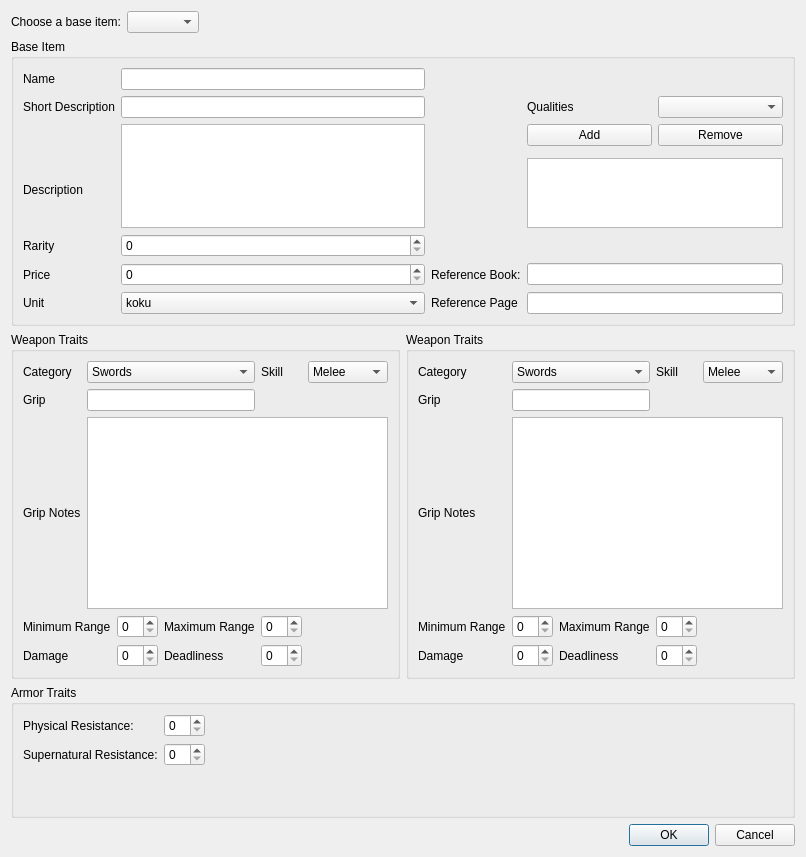
This is ui/additemdialog.ui in dashnine/PaperBlossoms as Qt 5 draws it before an edit. The edited form follows.
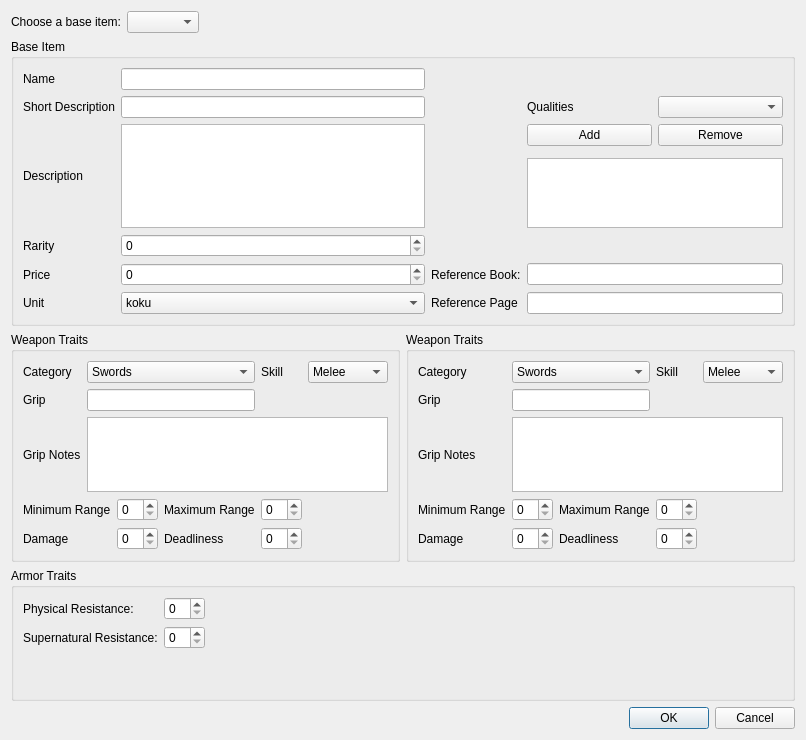
This is the edited form.

Commit message: UI Adjustments to reduce the minimum window size required for the application.  Main window down to 754 (largest in the app). Resolves #4

```diff
--- a/ui/additemdialog.ui
+++ b/ui/additemdialog.ui
@@ -6,8 +6,8 @@
    <rect>
     <x>0</x>
     <y>0</y>
-    <width>725</width>
-    <height>819</height>
+    <width>749</width>
+    <height>693</height>
    </rect>
   </property>
   <property name="sizePolicy">
@@ -20,6 +20,9 @@
    <string>Add Item</string>
   </property>
   <layout class="QVBoxLayout" name="verticalLayout">
+   <property name="sizeConstraint">
+    <enum>QLayout::SetMinimumSize</enum>
+   </property>
    <item>
     <layout class="QHBoxLayout" name="horizontalLayout_2">
      <item>
@@ -124,13 +127,6 @@
         </property>
        </widget>
       </item>
-      <item row="4" column="0" rowspan="2">
-       <widget class="QLabel" name="label_2">
-        <property name="text">
-         <string>Description</string>
-        </property>
-       </widget>
-      </item>
       <item row="6" column="1">
        <widget class="QSpinBox" name="rarity_spinBox"/>
       </item>
@@ -180,6 +176,13 @@
       <item row="3" column="1" rowspan="3">
        <widget class="QTextEdit" name="desc_textEdit"/>
       </item>
+      <item row="3" column="0" rowspan="3">
+       <widget class="QLabel" name="label_2">
+        <property name="text">
+         <string>Description</string>
+        </property>
+       </widget>
+      </item>
      </layout>
     </widget>
    </item>
@@ -307,7 +310,20 @@
          </widget>
         </item>
         <item row="2" column="1" colspan="5">
-         <widget class="QTextEdit" name="grip1_notes_textEdit"/>
+         <widget class="QTextEdit" name="grip1_notes_textEdit">
+          <property name="sizePolicy">
+           <sizepolicy hsizetype="Expanding" vsizetype="Minimum">
+            <horstretch>0</horstretch>
+            <verstretch>0</verstretch>
+           </sizepolicy>
+          </property>
+          <property name="maximumSize">
+           <size>
+            <width>16777215</width>
+            <height>75</height>
+           </size>
+          </property>
+         </widget>
         </item>
         <item row="3" column="0" colspan="2">
          <widget class="QLabel" name="label_12">
@@ -517,7 +533,20 @@
          </spacer>
         </item>
         <item row="3" column="1" colspan="6">
-         <widget class="QTextEdit" name="grip2_notes_textEdit"/>
+         <widget class="QTextEdit" name="grip2_notes_textEdit">
+          <property name="sizePolicy">
+           <sizepolicy hsizetype="Expanding" vsizetype="Minimum">
+            <horstretch>0</horstretch>
+            <verstretch>0</verstretch>
+           </sizepolicy>
+          </property>
+          <property name="maximumSize">
+           <size>
+            <width>16777215</width>
+            <height>75</height>
+           </size>
+          </property>
+         </widget>
         </item>
         <item row="2" column="1" colspan="2">
          <widget class="QLineEdit" name="grip2_lineEdit"/>
```
The commit also changes 5 other files.
